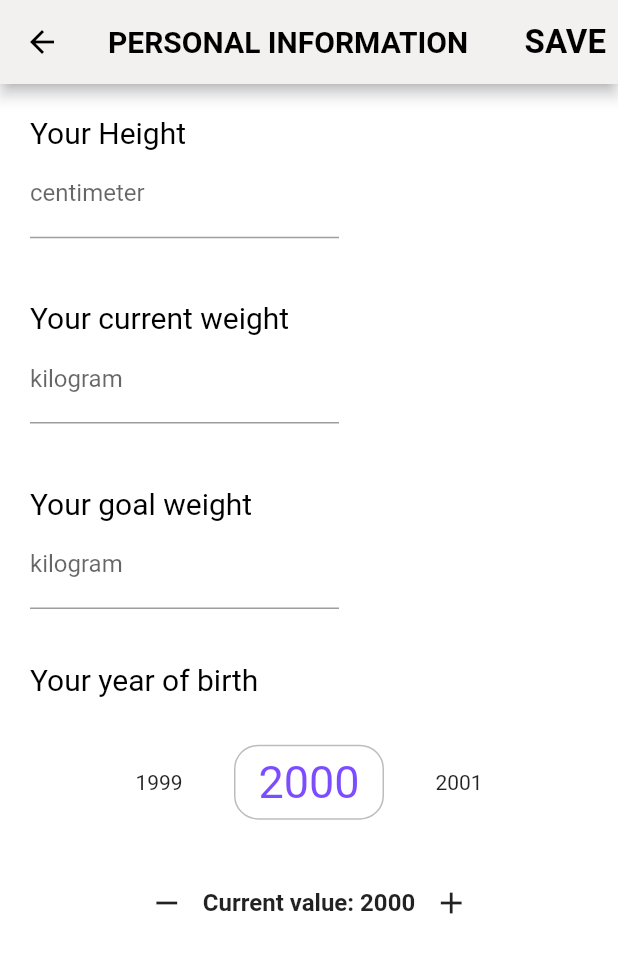
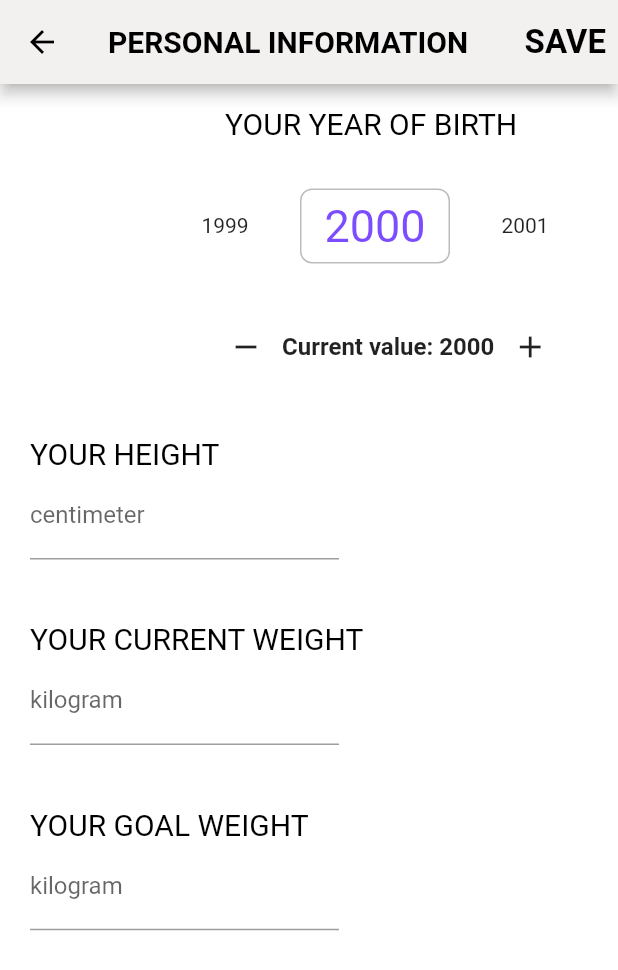
Before and after one commit to NVPhu103/fitness-app, a Flutter app: the SetGoalScreen2 screen opened directly with empty values, on a phone screen of 412 x 824 dp. Shown: the top 970 px of the screen. Run offline on Flutter 3.47's test engine with Material 2 defaults, Android fonts, the phone set to English and light mode, and no system bars; drawn by our look-alikes of numberpicker; our stand-ins replace copy_with_extension, dio, dropdown_button2, flutter_bloc, flutter_screenutil, flutter_svg and 5 more; missing offline and left inert: dart:js_util; accounts and stored records are empty; generated files the repository leaves out were written again; network calls fail.

Commit message:
last big update

```diff
--- a/lib/screen/diary/diary_screen.dart
+++ b/lib/screen/diary/diary_screen.dart
@@ -200,6 +200,7 @@ class _DiaryScreenState extends State<DiaryScreen> {
       appBar: AppBar(
         backgroundColor: const Color.fromARGB(255, 243, 240, 240),
         automaticallyImplyLeading: false,
+        centerTitle: true,
         title: const Text(
           "DIARY",
           style: TextStyle(color: Colors.black, fontWeight: FontWeight.bold),
--- a/lib/screen/goal/set_goal_screen_2.dart
+++ b/lib/screen/goal/set_goal_screen_2.dart
@@ -190,6 +190,76 @@ class _SetGoalScreen2State extends State<SetGoalScreen2> {
       ),
       body: Column(
         children: <Widget>[
+          // Year of birth
+          Container(
+            padding: const EdgeInsets.symmetric(vertical: 15),
+            height: size.height * 0.26,
+            width: size.width,
+            color: Colors.white,
+            child: Column(
+              mainAxisAlignment: MainAxisAlignment.spaceBetween,
+              crossAxisAlignment: CrossAxisAlignment.start,
+              children: <Widget>[
+                const Padding(
+                  padding: EdgeInsets.only(left: 150),
+                  child: Text(
+                    "YOUR YEAR OF BIRTH",
+                    style: TextStyle(
+                        color: Colors.black,
+                        fontSize: 20,
+                        fontWeight: FontWeight.normal),
+                  ),
+                ),
+                Padding(
+                  padding: const EdgeInsets.only(left: 100),
+                  child: NumberPicker(
+                    value: _yearOfBirth,
+                    minValue: 1950,
+                    maxValue: 2017,
+                    onChanged: (value) => setState(() => _yearOfBirth = value),
+                    selectedTextStyle: const TextStyle(
+                        fontSize: 30, color: Colors.deepPurpleAccent),
+                    axis: Axis.horizontal,
+                    decoration: BoxDecoration(
+                      borderRadius: BorderRadius.circular(8),
+                      border: Border.all(color: Colors.black26),
+                    ),
+                  ),
+                ),
+                Padding(
+                  padding: const EdgeInsets.only(left: 140),
+                  child: Row(
+                    mainAxisAlignment: MainAxisAlignment.start,
+                    children: [
+                      IconButton(
+                        icon: const Icon(Icons.remove),
+                        onPressed: () => setState(() {
+                          final newValue = _yearOfBirth - 1;
+                          if (newValue >= minYearValue) {
+                            _yearOfBirth = newValue;
+                          }
+                        }),
+                      ),
+                      Text(
+                        'Current value: $_yearOfBirth',
+                        style: const TextStyle(
+                            fontWeight: FontWeight.bold, fontSize: 16),
+                      ),
+                      IconButton(
+                        icon: const Icon(Icons.add),
+                        onPressed: () => setState(() {
+                          final newValue = _yearOfBirth + 1;
+                          if (newValue <= maxYearValue) {
+                            _yearOfBirth = newValue;
+                          }
+                        }),
+                      ),
+                    ],
+                  ),
+                ),
+              ],
+            ),
+          ),
           // HEIGHT
           Container(
             padding: const EdgeInsets.symmetric(horizontal: 20),
@@ -201,7 +271,7 @@ class _SetGoalScreen2State extends State<SetGoalScreen2> {
               crossAxisAlignment: CrossAxisAlignment.start,
               children: <Widget>[
                 const Text(
-                  "Your Height",
+                  "YOUR HEIGHT",
                   style: TextStyle(
                       color: Colors.black,
                       fontSize: 20,
@@ -235,7 +305,7 @@ class _SetGoalScreen2State extends State<SetGoalScreen2> {
               crossAxisAlignment: CrossAxisAlignment.start,
               children: <Widget>[
                 const Text(
-                  "Your current weight",
+                  "YOUR CURRENT WEIGHT",
                   style: TextStyle(
                       color: Colors.black,
                       fontSize: 20,
@@ -269,7 +339,7 @@ class _SetGoalScreen2State extends State<SetGoalScreen2> {
               crossAxisAlignment: CrossAxisAlignment.start,
               children: <Widget>[
                 const Text(
-                  "Your goal weight",
+                  "YOUR GOAL WEIGHT",
                   style: TextStyle(
                       color: Colors.black,
                       fontSize: 20,
@@ -292,69 +362,6 @@ class _SetGoalScreen2State extends State<SetGoalScreen2> {
               ],
             ),
           ),
-          // Year of birth
-          Container(
-            padding: const EdgeInsets.symmetric(horizontal: 20, vertical: 15),
-            height: size.height * 0.26,
-            width: size.width,
-            color: Colors.white,
-            child: Column(
-              mainAxisAlignment: MainAxisAlignment.spaceBetween,
-              crossAxisAlignment: CrossAxisAlignment.start,
-              children: <Widget>[
-                const Text(
-                  "Your year of birth",
-                  style: TextStyle(
-                      color: Colors.black,
-                      fontSize: 20,
-                      fontWeight: FontWeight.normal),
-                ),
-                Center(
-                  child: NumberPicker(
-                    value: _yearOfBirth,
-                    minValue: 1950,
-                    maxValue: 2017,
-                    onChanged: (value) => setState(() => _yearOfBirth = value),
-                    selectedTextStyle: const TextStyle(
-                        fontSize: 30, color: Colors.deepPurpleAccent),
-                    axis: Axis.horizontal,
-                    decoration: BoxDecoration(
-                      borderRadius: BorderRadius.circular(16),
-                      border: Border.all(color: Colors.black26),
-                    ),
-                  ),
-                ),
-                Row(
-                  mainAxisAlignment: MainAxisAlignment.center,
-                  children: [
-                    IconButton(
-                      icon: const Icon(Icons.remove),
-                      onPressed: () => setState(() {
-                        final newValue = _yearOfBirth - 1;
-                        if (newValue >= minYearValue) {
-                          _yearOfBirth = newValue;
-                        }
-                      }),
-                    ),
-                    Text(
-                      'Current value: $_yearOfBirth',
-                      style: const TextStyle(
-                          fontWeight: FontWeight.bold, fontSize: 16),
-                    ),
-                    IconButton(
-                      icon: const Icon(Icons.add),
-                      onPressed: () => setState(() {
-                        final newValue = _yearOfBirth + 1;
-                        if (newValue <= maxYearValue) {
-                          _yearOfBirth = newValue;
-                        }
-                      }),
-                    ),
-                  ],
-                ),
-              ],
-            ),
-          ),
         ],
       ),
     );
```
Also changed, not shown: lib/screen/dashboard/dashboard.dart (+13 -9 lines), lib/screen/diary/detail/detail_diary_screen.dart (+6 -6 lines), lib/screen/goal/set_goal_screen_1.dart (+15 -6 lines), lib/screen/search_food/detail/detail_food_screen.dart (+10 -10 lines), lib/screen/user_profile/edit_user_profile_screen.dart (+109 -30 lines).
